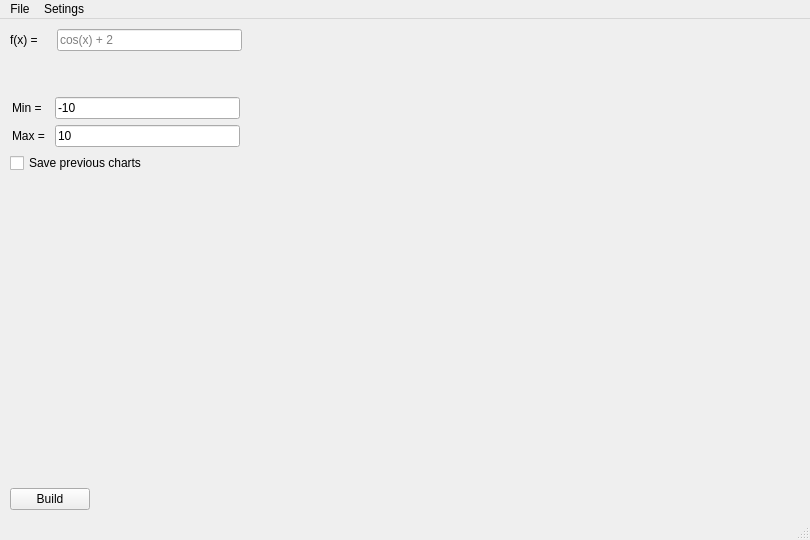
The window that 2dPloatBuilder/ploatbuilder.ui (a9ek0/KURSOVAIA) describes before a commit, drawn with Qt 5.
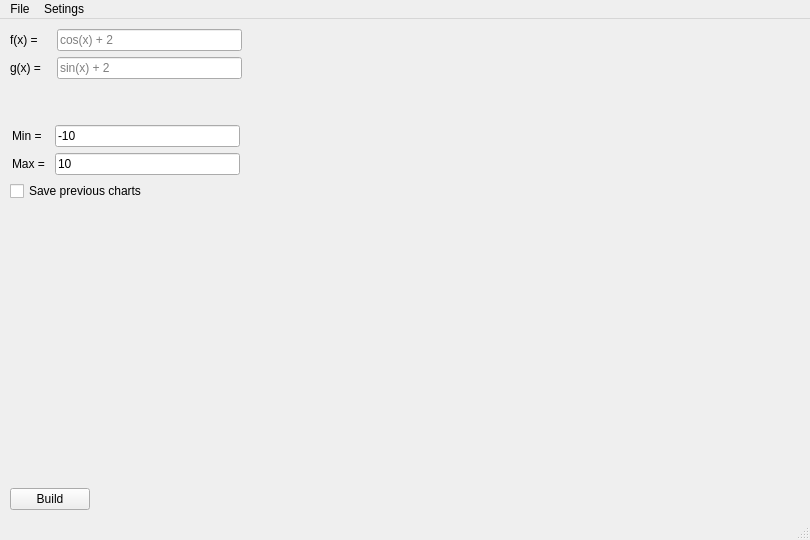
The same window after the commit.

```diff
--- a/2dPloatBuilder/ploatbuilder.ui
+++ b/2dPloatBuilder/ploatbuilder.ui
@@ -69,6 +69,36 @@
        </item>
       </layout>
      </item>
+     <item>
+      <layout class="QHBoxLayout" name="horizontalLayout_9">
+       <item>
+        <widget class="QLabel" name="label_2">
+         <property name="text">
+          <string>g(x) =</string>
+         </property>
+        </widget>
+       </item>
+       <item>
+        <widget class="QLineEdit" name="function_2">
+         <property name="maximumSize">
+          <size>
+           <width>185</width>
+           <height>16777215</height>
+          </size>
+         </property>
+         <property name="inputMask">
+          <string/>
+         </property>
+         <property name="text">
+          <string/>
+         </property>
+         <property name="placeholderText">
+          <string>sin(х) + 2</string>
+         </property>
+        </widget>
+       </item>
+      </layout>
+     </item>
      <item>
       <spacer name="verticalSpacer">
        <property name="orientation">
```
